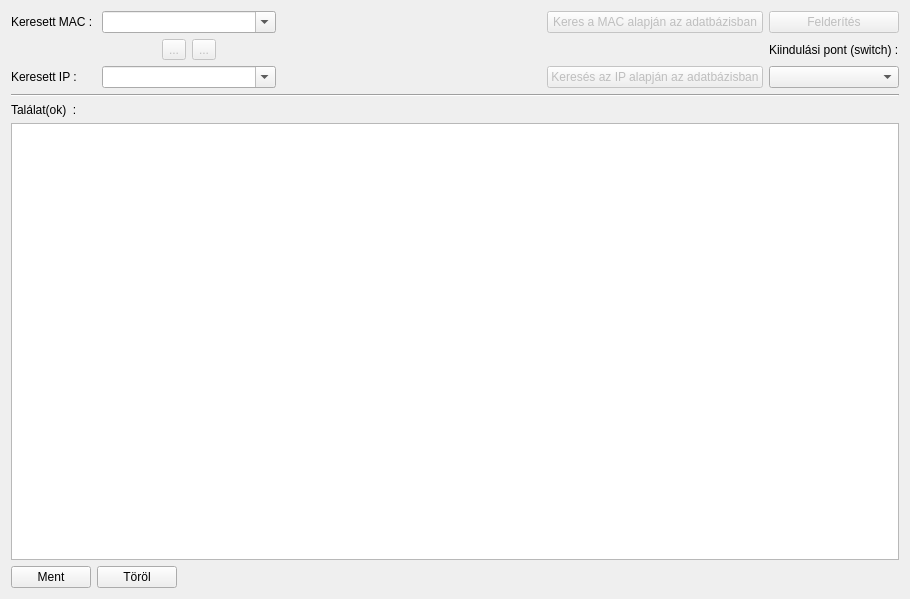
This is lv2g/findbymac.ui in csikfer/lanview2 as Qt 5 draws it before an edit. The edited form follows.
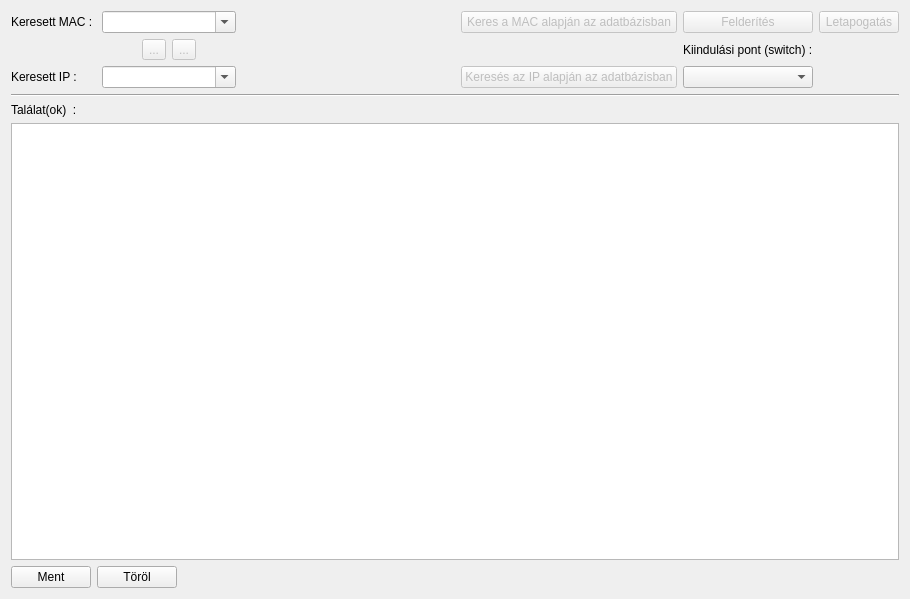
This is the edited form. Icons and pictures are not drawn.

What changed in the file:
```diff
--- a/lv2g/findbymac.ui
+++ b/lv2g/findbymac.ui
@@ -189,6 +189,42 @@
        </item>
       </layout>
      </item>
+     <item>
+      <layout class="QVBoxLayout" name="verticalLayoutNMap">
+       <property name="leftMargin">
+        <number>0</number>
+       </property>
+       <property name="rightMargin">
+        <number>0</number>
+       </property>
+       <item>
+        <widget class="QPushButton" name="pushButtonNMap">
+         <property name="enabled">
+          <bool>false</bool>
+         </property>
+         <property name="toolTip">
+          <string>&lt;html&gt;&lt;head/&gt;&lt;body&gt;&lt;p&gt;Egy nmap lekérdezés indítása.&lt;br/&gt;A lekérdezés eredménye egy felugró ablakban jelenik meg.&lt;/p&gt;&lt;/body&gt;&lt;/html&gt;</string>
+         </property>
+         <property name="text">
+          <string>Letapogatás</string>
+         </property>
+        </widget>
+       </item>
+       <item>
+        <spacer name="verticalSpacer">
+         <property name="orientation">
+          <enum>Qt::Vertical</enum>
+         </property>
+         <property name="sizeHint" stdset="0">
+          <size>
+           <width>20</width>
+           <height>40</height>
+          </size>
+         </property>
+        </spacer>
+       </item>
+      </layout>
+     </item>
     </layout>
    </item>
    <item>
```
